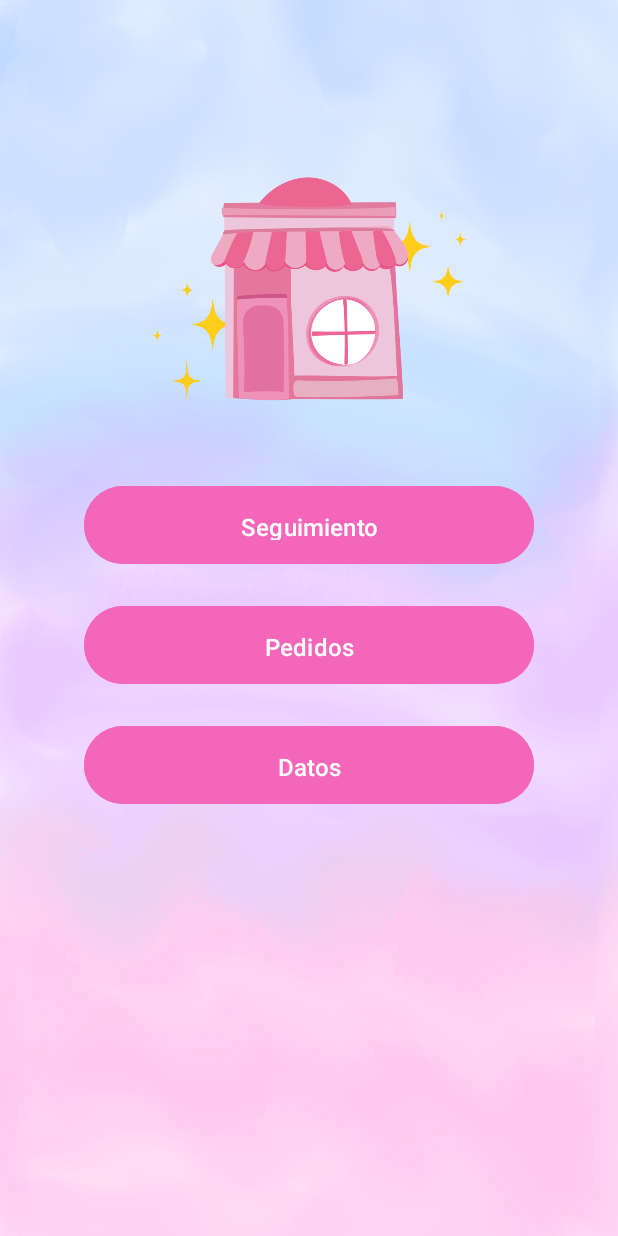
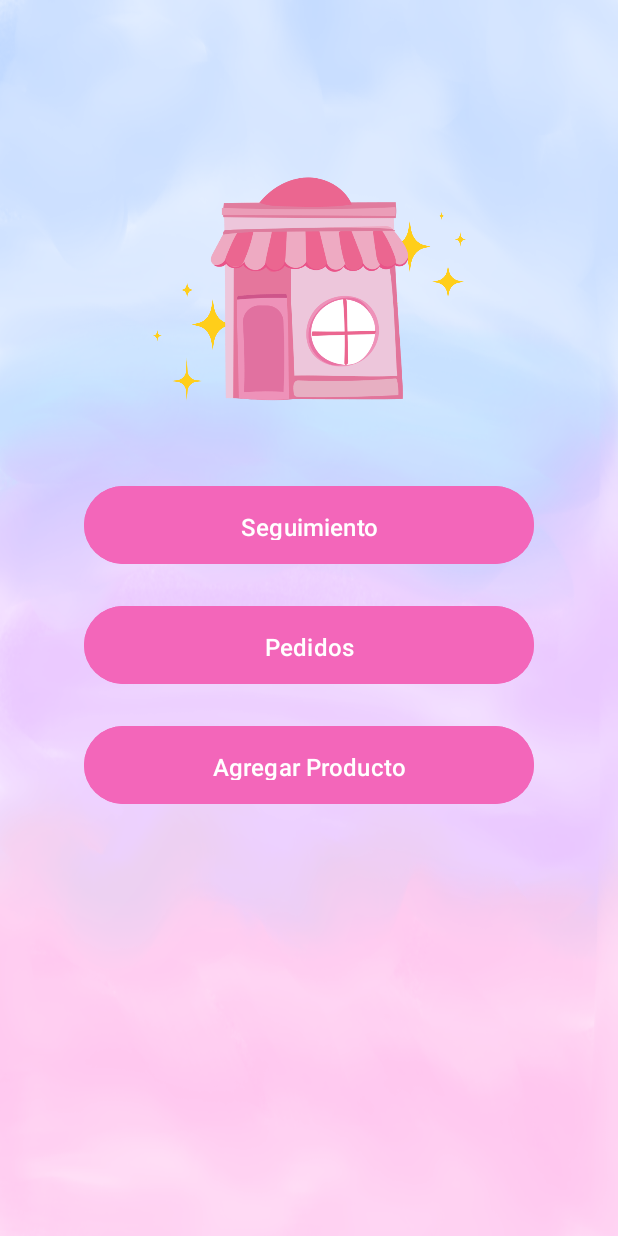
Before and after one commit to IDS-Mandujano/AppVenta, an Android app: the menu screen opened directly, with no data from a screen before it, on a phone screen of 412 x 824 dp. Run offline under Robolectric (Android 15) with nearby library versions, the phone set to English and light mode, and no system bars.

Commit message:
nombre del boton : Agregar productos

```diff
--- a/app/src/main/res/layout/activity_menu.xml
+++ b/app/src/main/res/layout/activity_menu.xml
@@ -80,7 +80,7 @@
         android:layout_height="60dp"
         android:layout_marginTop="20dp"
         android:padding="16dp"
-        android:text="Datos"
+        android:text="Agregar Producto"
         android:textSize="16sp"
         app:layout_constraintEnd_toEndOf="parent"
         app:layout_constraintHorizontal_bias="0.5"
```
